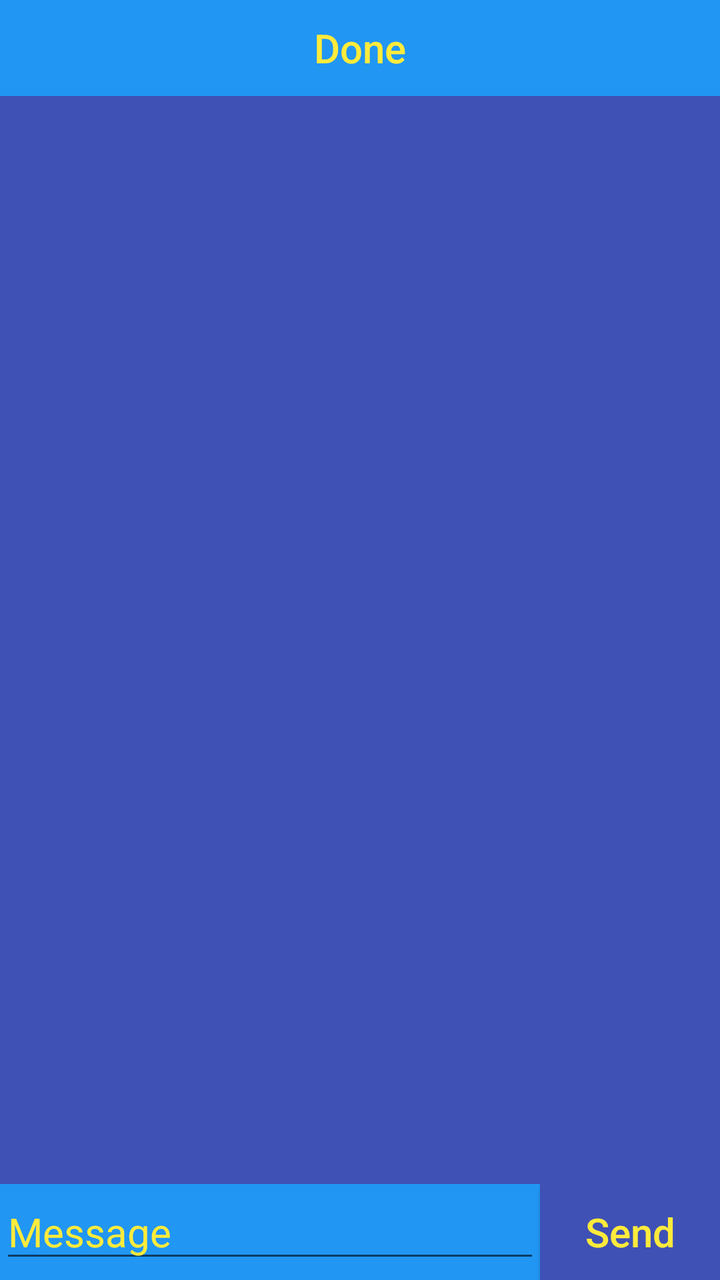
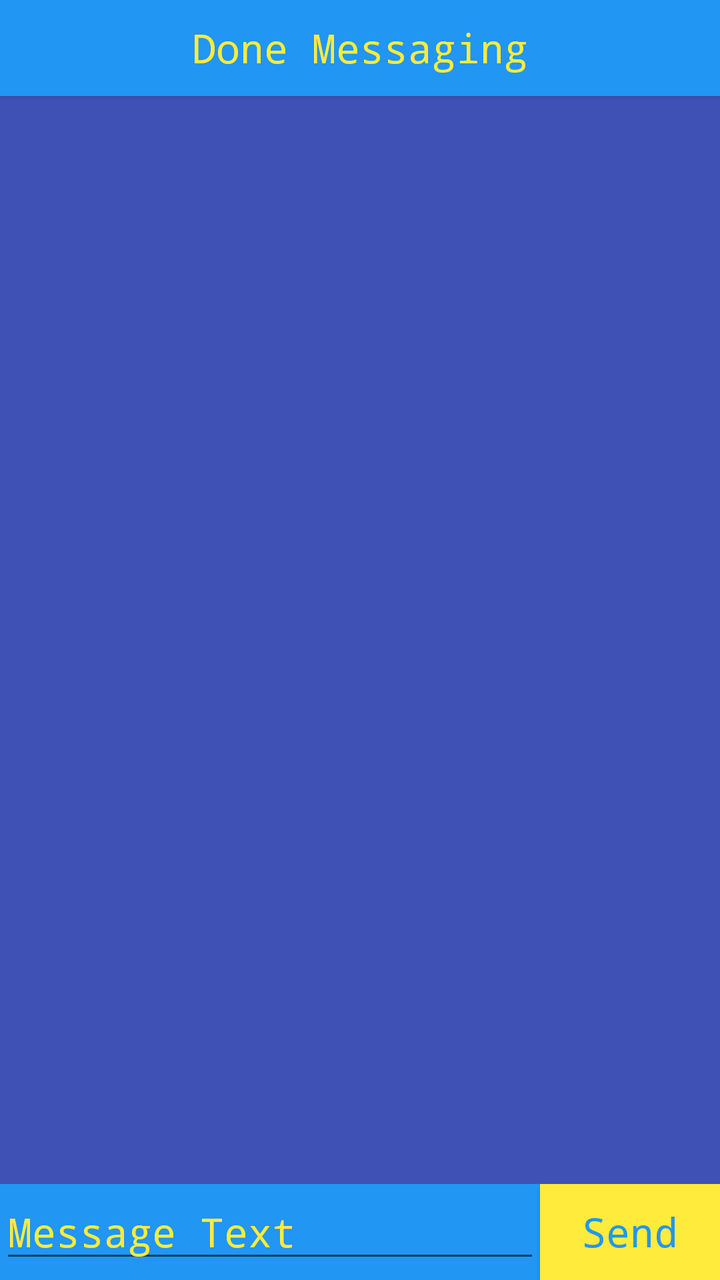

The first picture is an Android layout as it rendered before a commit; the second is the same layout after the commit. The layout source and the unified diff follow.
<!-- AndroidManifest.xml: application theme Theme.AppCompat.Light.NoActionBar -->
<!-- res/layout/activity_chat.xml -->
<?xml version="1.0" encoding="utf-8"?>
<androidx.constraintlayout.widget.ConstraintLayout xmlns:android="http://schemas.android.com/apk/res/android"
    xmlns:app="http://schemas.android.com/apk/res-auto"
    xmlns:tools="http://schemas.android.com/tools"
    android:layout_width="match_parent"
    android:layout_height="match_parent"
    tools:context=".ChatActivity">

    <LinearLayout
        android:id="@+id/chatContent"
        android:layout_width="0dp"
        android:layout_height="0dp"
        android:background="@color/dark_blue"
        android:orientation="vertical"
        app:layout_constraintBottom_toTopOf="@+id/sendLayout"
        app:layout_constraintEnd_toEndOf="parent"
        app:layout_constraintStart_toStartOf="parent"
        app:layout_constraintTop_toTopOf="parent">

        <LinearLayout
            android:layout_width="match_parent"
            android:layout_height="wrap_content"
            android:background="@color/light_blue"
            android:orientation="horizontal">

            <Button
                android:id="@+id/chatBack"
                android:layout_width="wrap_content"
                android:layout_height="wrap_content"
                android:layout_weight="6"
                android:background="@color/light_blue"
                android:onClick="chatBack"
                android:text="@string/chat_back"
                android:textAllCaps="false"
                android:textColor="@color/yellow"
                android:textSize="20sp" />
        </LinearLayout>

        <TextView
            android:id="@+id/chatNotify"
            android:layout_width="match_parent"
            android:layout_height="wrap_content"
            android:textAlignment="center"
            android:textColor="@color/yellow"
            android:textSize="20sp" />

        <ScrollView
            android:id="@+id/messageScroll"
            android:layout_width="match_parent"
            android:layout_height="match_parent">

            <LinearLayout
                android:id="@+id/messageLayout"
                android:layout_width="match_parent"
                android:layout_height="wrap_content"
                android:orientation="vertical" />
        </ScrollView>

    </LinearLayout>

    <LinearLayout
        android:id="@+id/sendLayout"
        android:layout_width="match_parent"
        android:layout_height="wrap_content"
        android:background="@color/light_blue"
        android:orientation="horizontal"
        app:layout_constraintBottom_toBottomOf="parent"
        app:layout_constraintEnd_toEndOf="parent"
        app:layout_constraintStart_toStartOf="parent"
        app:layout_constraintTop_toBottomOf="@+id/chatContent">

        <EditText
            android:id="@+id/messageText"
            android:layout_width="match_parent"
            android:layout_height="wrap_content"
            android:layout_weight="1"
            android:ems="10"
            android:gravity="start|top"
            android:hint="@string/message_hint"
            android:inputType="textMultiLine"
            android:maxLength="64"
            android:textColor="@color/yellow"
            android:textColorHint="@color/yellow"
            android:textSize="20sp" />

        <Button
            android:id="@+id/sendButton"
            android:layout_width="match_parent"
            android:layout_height="wrap_content"
            android:layout_weight="3"
            android:background="@color/dark_blue"
            android:onClick="sendChat"
            android:text="@string/chat_send"
            android:textAllCaps="false"
            android:textColor="@color/yellow"
            android:textSize="20sp" />
    </LinearLayout>

</androidx.constraintlayout.widget.ConstraintLayout>
<!-- resources referenced by this layout -->
<resources>
  <color name="dark_blue">#FF3F51B5</color>
  <color name="light_blue">#FF2196F3</color>
  <color name="yellow">#FFFFEB3B</color>
  <string name="chat_back">Done</string>
  <string name="chat_send">Send</string>
  <string name="message_hint">Message</string>
</resources>

<!-- the commit's change to res/layout/activity_chat.xml (unified diff, before → after) -->
@@ -17,29 +17,23 @@
         app:layout_constraintStart_toStartOf="parent"
         app:layout_constraintTop_toTopOf="parent">
 
-        <LinearLayout
+        <Button
+            android:id="@+id/chatBack"
             android:layout_width="match_parent"
             android:layout_height="wrap_content"
             android:background="@color/light_blue"
-            android:orientation="horizontal">
-
-            <Button
-                android:id="@+id/chatBack"
-                android:layout_width="wrap_content"
-                android:layout_height="wrap_content"
-                android:layout_weight="6"
-                android:background="@color/light_blue"
-                android:onClick="chatBack"
-                android:text="@string/chat_back"
-                android:textAllCaps="false"
-                android:textColor="@color/yellow"
-                android:textSize="20sp" />
-        </LinearLayout>
+            android:fontFamily="monospace"
+            android:onClick="chatBack"
+            android:text="@string/chat_back"
+            android:textAllCaps="false"
+            android:textColor="@color/yellow"
+            android:textSize="20sp" />
 
         <TextView
             android:id="@+id/chatNotify"
             android:layout_width="match_parent"
             android:layout_height="wrap_content"
+            android:fontFamily="monospace"
             android:textAlignment="center"
             android:textColor="@color/yellow"
             android:textSize="20sp" />
@@ -75,6 +69,7 @@
             android:layout_height="wrap_content"
             android:layout_weight="1"
             android:ems="10"
+            android:fontFamily="monospace"
             android:gravity="start|top"
             android:hint="@string/message_hint"
             android:inputType="textMultiLine"
@@ -88,11 +83,12 @@
             android:layout_width="match_parent"
             android:layout_height="wrap_content"
             android:layout_weight="3"
-            android:background="@color/dark_blue"
+            android:background="@color/yellow"
+            android:fontFamily="monospace"
             android:onClick="sendChat"
             android:text="@string/chat_send"
             android:textAllCaps="false"
-            android:textColor="@color/yellow"
+            android:textColor="@color/light_blue"
             android:textSize="20sp" />
     </LinearLayout>
 
<!-- resource entries referenced after the edit -->
@@ -3,8 +3,8 @@
   <color name="dark_blue">#FF3F51B5</color>
   <color name="light_blue">#FF2196F3</color>
   <color name="yellow">#FFFFEB3B</color>
-  <string name="chat_back">Done</string>
+  <string name="chat_back">Done Messaging</string>
   <string name="chat_send">Send</string>
-  <string name="message_hint">Message</string>
+  <string name="message_hint">Message Text</string>
 </resources>
 
